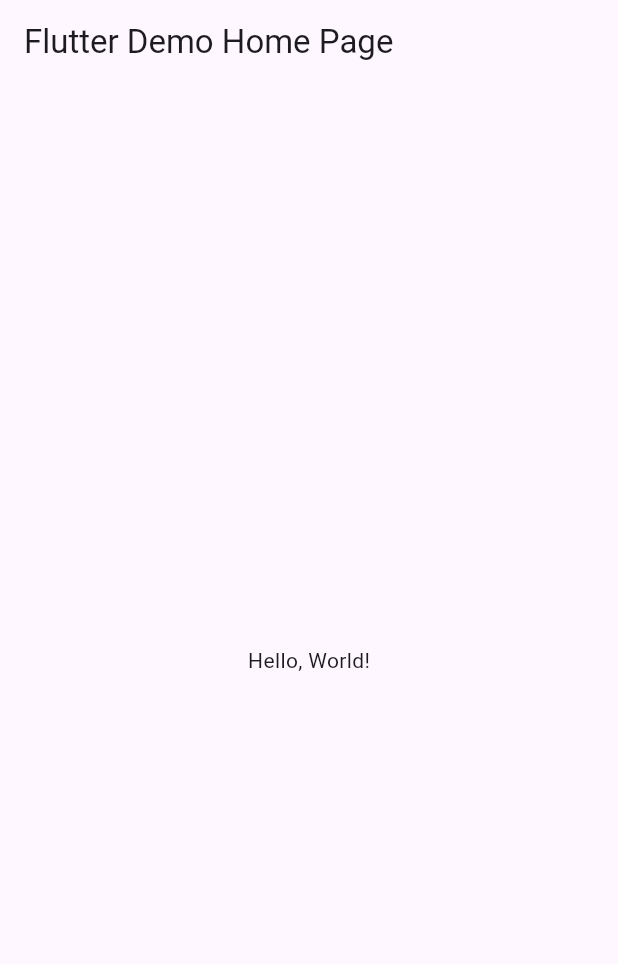
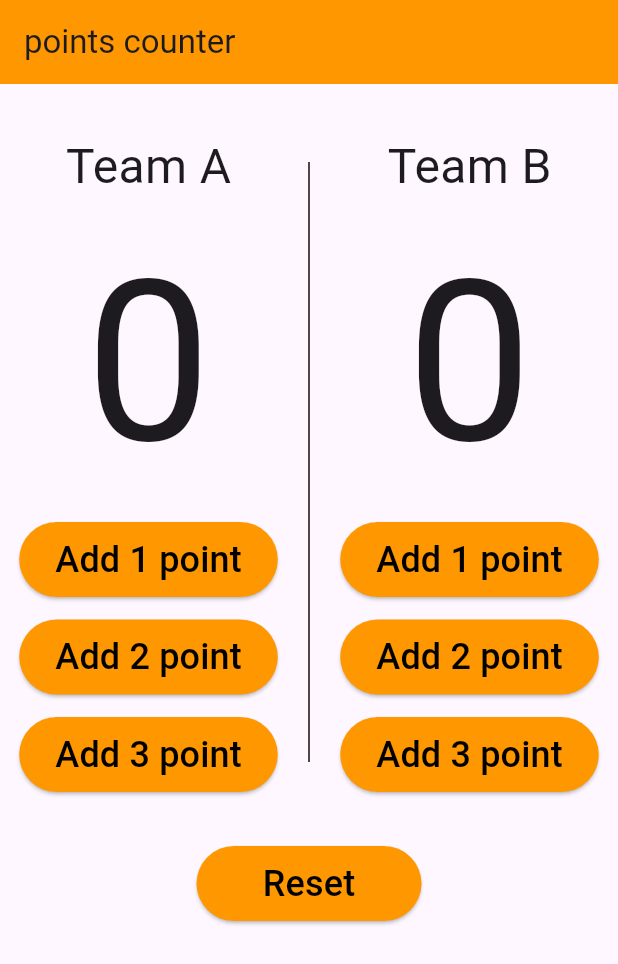
Before and after one commit to DaliaMostafa451/test, a Flutter app: the screen it shows after launch, on a phone screen of 412 x 824 dp. Shown: the top 964 px of the screen. Run offline on Flutter 3.47's test engine with Material 3 defaults, Android fonts, the phone set to English and light mode, and no system bars.

Commit message:
Update main.dart

```diff
--- a/lib/main.dart
+++ b/lib/main.dart
@@ -1,41 +1,216 @@
-import 'package:flutter/material.dart';
+   import 'package:flutter/material.dart';
 
-void main() => runApp(MyApp());
+void main() {
+  runApp(pointsCounter());
+}
 
-class MyApp extends StatelessWidget {
-  const MyApp({super.key});
-  // This widget is the root of your application.
+class pointsCounter extends StatefulWidget {
+  @override
+  State<pointsCounter> createState() => _pointsCounterState();
+}
+
+class _pointsCounterState extends State<pointsCounter> {
+  int teamB = 0;
+
+  int teamA = 0;
+
+  void addonepoint() {}
+
   @override
   Widget build(BuildContext context) {
     return MaterialApp(
-      // Application name
-      title: 'Flutter Hello World',
-      // Application theme data, you can set the colors for the application as
-      // you want
-      theme: ThemeData(
-        // useMaterial3: false,
-        primarySwatch: Colors.blue,
-      ),
-      // A widget which will be started on application startup
-      home: MyHomePage(title: 'Flutter Demo Home Page'),
-    );
-  }
-}
-
-class MyHomePage extends StatelessWidget {
-  final String title;
-  const MyHomePage({super.key, required this.title});
-
-  @override
-  Widget build(BuildContext context) {
-    return Scaffold(
-      appBar: AppBar(
-        // The title text which will be shown on the action bar
-        title: Text(title),
-      ),
-      body: Center(
-        child: Text(
-          'Hello, World!',
+      debugShowCheckedModeBanner: false,
+      home: Scaffold(
+        appBar: AppBar(
+          backgroundColor: Colors.orange,
+          title: Text('points counter'),
+        ),
+        body: Column(
+          children: [
+            SizedBox(
+              height: 32,
+            ),
+            Row(
+              mainAxisAlignment: MainAxisAlignment.spaceEvenly,
+              children: [
+                Column(
+                  children: [
+                    Text(
+                      'Team A',
+                      style: TextStyle(
+                        fontSize: 32,
+                      ),
+                    ),
+                    Text(
+                      '$teamA',
+                      style: TextStyle(
+                        fontSize: 150,
+                      ),
+                    ),
+                    ElevatedButton(
+                      style: ElevatedButton.styleFrom(
+                          backgroundColor: Colors.orange,
+                          minimumSize: Size(150, 50)),
+                      onPressed: () {
+                        setState(() {
+                          teamA++;
+                        });
+                        print(teamA);
+                      },
+                      child: Text(
+                        'Add 1 point',
+                        style: TextStyle(
+                          fontSize: 24,
+                          color: Colors.black,
+                        ),
+                      ),
+                    ),
+                    SizedBox(
+                      height: 15,
+                    ),
+                    ElevatedButton(
+                      style: ElevatedButton.styleFrom(
+                          backgroundColor: Colors.orange,
+                          minimumSize: Size(150, 50)),
+                      onPressed: () {
+                        setState(() {
+                          teamA += 2;
+                          ;
+                        });
+                      },
+                      child: Text(
+                        'Add 2 point',
+                        style: TextStyle(
+                          fontSize: 24,
+                          color: Colors.black,
+                        ),
+                      ),
+                    ),
+                    SizedBox(
+                      height: 15,
+                    ),
+                    ElevatedButton(
+                      style: ElevatedButton.styleFrom(
+                          backgroundColor: Colors.orange,
+                          minimumSize: Size(150, 50)),
+                      onPressed: () {
+                        setState(() {
+                          teamA += 3;
+                        });
+                      },
+                      child: Text(
+                        'Add 3 point',
+                        style: TextStyle(
+                          fontSize: 24,
+                          color: Colors.black,
+                        ),
+                      ),
+                    ),
+                  ],
+                ),
+                const SizedBox(
+                  height: 400,
+                  child: VerticalDivider(
+                    color: Color(0xff1b0909),
+                    thickness: 1,
+                  ),
+                ),
+                Column(
+                  children: [
+                    Text(
+                      'Team B',
+                      style: TextStyle(
+                        fontSize: 32,
+                      ),
+                    ),
+                    Text(
+                      '$teamB',
+                      style: TextStyle(
+                        fontSize: 150,
+                      ),
+                    ),
+                    ElevatedButton(
+                      style: ElevatedButton.styleFrom(
+                          backgroundColor: Colors.orange,
+                          minimumSize: Size(150, 50)),
+                      onPressed: () {
+                        setState(() {
+                          teamB++;
+                        });
+                      },
+                      child: Text(
+                        'Add 1 point',
+                        style: TextStyle(
+                          fontSize: 24,
+                          color: Colors.black,
+                        ),
+                      ),
+                    ),
+                    SizedBox(
+                      height: 15,
+                    ),
+                    ElevatedButton(
+                      style: ElevatedButton.styleFrom(
+                          backgroundColor: Colors.orange,
+                          minimumSize: Size(150, 50)),
+                      onPressed: () {
+                        setState(() {
+                          teamB += 2;
+                        });
+                      },
+                      child: Text(
+                        'Add 2 point',
+                        style: TextStyle(
+                          fontSize: 24,
+                          color: Colors.black,
+                        ),
+                      ),
+                    ),
+                    SizedBox(
+                      height: 15,
+                    ),
+                    ElevatedButton(
+                      style: ElevatedButton.styleFrom(
+                          backgroundColor: Colors.orange,
+                          minimumSize: Size(150, 50)),
+                      onPressed: () {
+                        setState(() {
+                          teamB += 3;
+                        });
+                      },
+                      child: Text(
+                        'Add 3 point',
+                        style: TextStyle(
+                          fontSize: 24,
+                          color: Colors.black,
+                        ),
+                      ),
+                    ),
+                  ],
+                ),
+              ],
+            ),
+            SizedBox(
+              height: 36,
+            ),
+            ElevatedButton(
+              style: ElevatedButton.styleFrom(
+                  backgroundColor: Colors.orange, minimumSize: Size(150, 50)),
+              onPressed: () {
+                setState(() {
+                  teamA = 0;
+                  teamB = 0;
+                });
+              },
+              child: Text(
+                'Reset',
+                style: TextStyle(
+                  fontSize: 24,
+                  color: Colors.black,
+                ),
+              ),
+            ),
+          ],
         ),
       ),
     );
```
